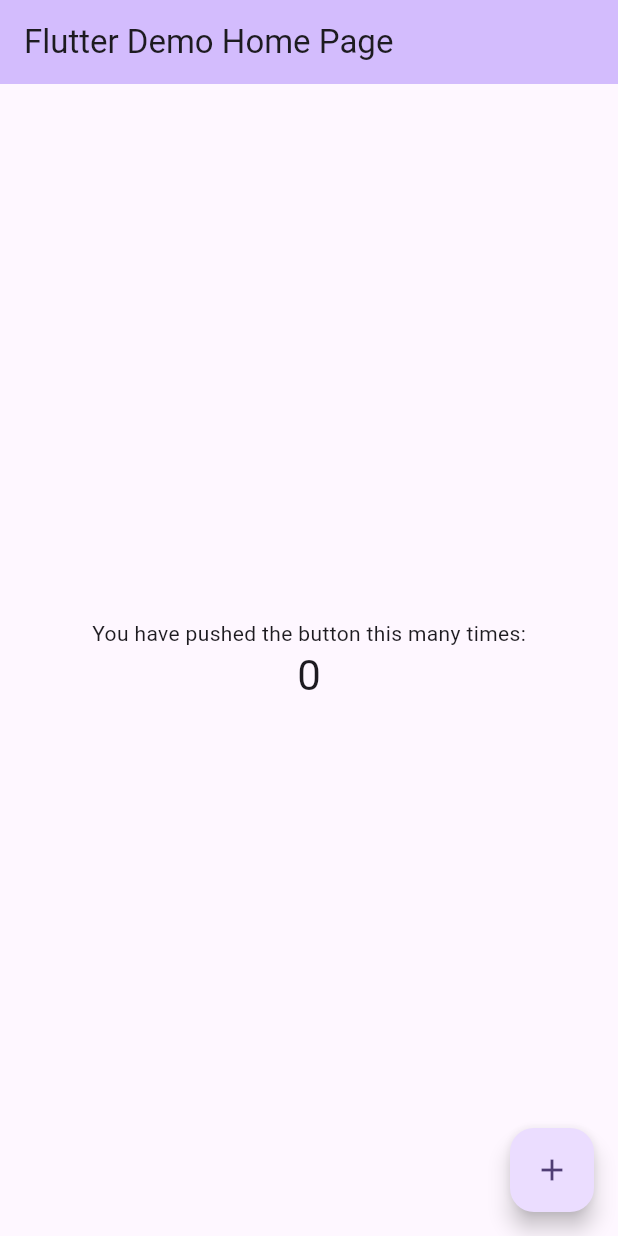
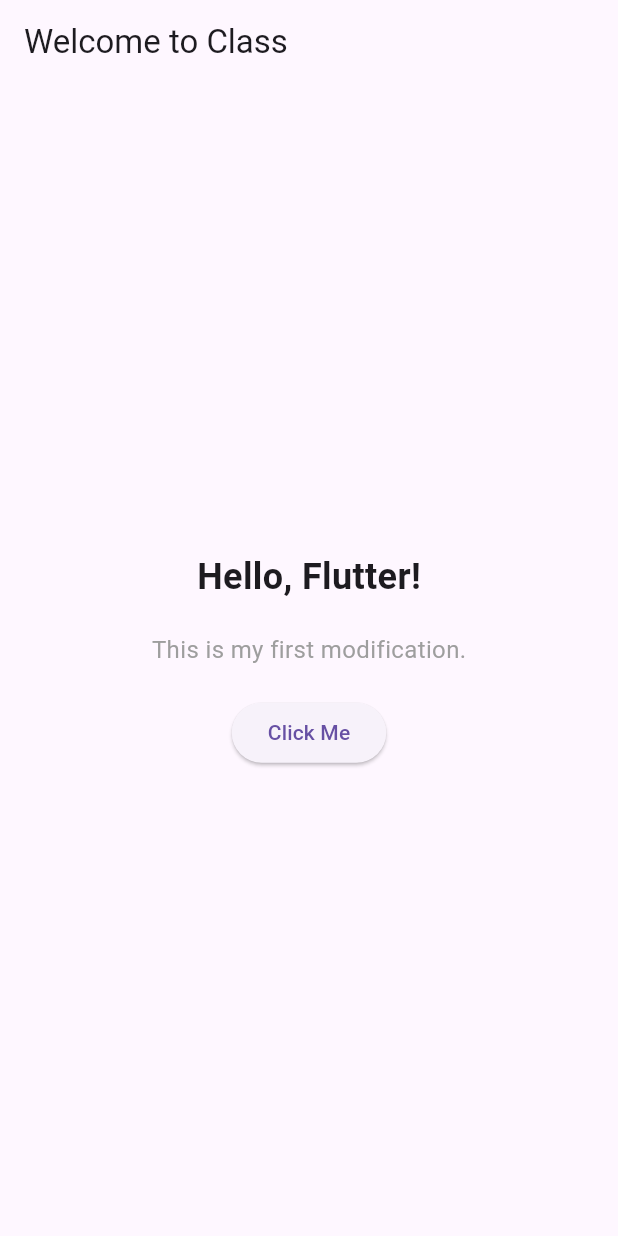
Before and after one commit to OfficialEseosa/team_app_raphael_dignity, a Flutter app: the screen it shows after launch, on a phone screen of 412 x 824 dp. Run offline on Flutter 3.47's test engine with Material 3 defaults, Android fonts, the phone set to English and light mode, and no system bars.

Commit message:
Add starter code with 8 customization tasks

```diff
--- a/lib/main.dart
+++ b/lib/main.dart
@@ -1,122 +1,60 @@
+// main.dart
 import 'package:flutter/material.dart';
 
+// The main entry point of the app
 void main() {
-  runApp(const MyApp());
+  runApp(MyApp());
 }
 
 class MyApp extends StatelessWidget {
-  const MyApp({super.key});
-
-  // This widget is the root of your application.
   @override
   Widget build(BuildContext context) {
     return MaterialApp(
-      title: 'Flutter Demo',
+      // TASK 1: Change the title of the app
+      title: 'My First Flutter App',
       theme: ThemeData(
-        // This is the theme of your application.
-        //
-        // TRY THIS: Try running your application with "flutter run". You'll see
-        // the application has a purple toolbar. Then, without quitting the app,
-        // try changing the seedColor in the colorScheme below to Colors.green
-        // and then invoke "hot reload" (save your changes or press the "hot
-        // reload" button in a Flutter-supported IDE, or press "r" if you used
-        // the command line to start the app).
-        //
-        // Notice that the counter didn't reset back to zero; the application
-        // state is not lost during the reload. To reset the state, use hot
-        // restart instead.
-        //
-        // This works for code too, not just values: Most code changes can be
-        // tested with just a hot reload.
-        colorScheme: .fromSeed(seedColor: Colors.deepPurple),
+        // TASK 2: Change the primary swatch color (try Colors.red, Colors.green)
+        primarySwatch: Colors.blue,
       ),
-      home: const MyHomePage(title: 'Flutter Demo Home Page'),
+      home: HomePage(),
     );
   }
 }
 
-class MyHomePage extends StatefulWidget {
-  const MyHomePage({super.key, required this.title});
-
-  // This widget is the home page of your application. It is stateful, meaning
-  // that it has a State object (defined below) that contains fields that affect
-  // how it looks.
-
-  // This class is the configuration for the state. It holds the values (in this
-  // case the title) provided by the parent (in this case the App widget) and
-  // used by the build method of the State. Fields in a Widget subclass are
-  // always marked "final".
-
-  final String title;
-
-  @override
-  State<MyHomePage> createState() => _MyHomePageState();
-}
-
-class _MyHomePageState extends State<MyHomePage> {
-  int _counter = 0;
-
-  void _incrementCounter() {
-    setState(() {
-      // This call to setState tells the Flutter framework that something has
-      // changed in this State, which causes it to rerun the build method below
-      // so that the display can reflect the updated values. If we changed
-      // _counter without calling setState(), then the build method would not be
-      // called again, and so nothing would appear to happen.
-      _counter++;
-    });
-  }
-
+class HomePage extends StatelessWidget {
   @override
   Widget build(BuildContext context) {
-    // This method is rerun every time setState is called, for instance as done
-    // by the _incrementCounter method above.
-    //
-    // The Flutter framework has been optimized to make rerunning build methods
-    // fast, so that you can just rebuild anything that needs updating rather
-    // than having to individually change instances of widgets.
     return Scaffold(
       appBar: AppBar(
-        // TRY THIS: Try changing the color here to a specific color (to
-        // Colors.amber, perhaps?) and trigger a hot reload to see the AppBar
-        // change color while the other colors stay the same.
-        backgroundColor: Theme.of(context).colorScheme.inversePrimary,
-        // Here we take the value from the MyHomePage object that was created by
-        // the App.build method, and use it to set our appbar title.
-        title: Text(widget.title),
+        // TASK 3: Change the text in the top bar
+        title: Text('Welcome to Class'),
       ),
       body: Center(
-        // Center is a layout widget. It takes a single child and positions it
-        // in the middle of the parent.
         child: Column(
-          // Column is also a layout widget. It takes a list of children and
-          // arranges them vertically. By default, it sizes itself to fit its
-          // children horizontally, and tries to be as tall as its parent.
-          //
-          // Column has various properties to control how it sizes itself and
-          // how it positions its children. Here we use mainAxisAlignment to
-          // center the children vertically; the main axis here is the vertical
-          // axis because Columns are vertical (the cross axis would be
-          // horizontal).
-          //
-          // TRY THIS: Invoke "debug painting" (choose the "Toggle Debug Paint"
-          // action in the IDE, or press "p" in the console), to see the
-          // wireframe for each widget.
-          mainAxisAlignment: .center,
+          mainAxisAlignment: MainAxisAlignment.center,
           children: [
-            const Text('You have pushed the button this many times:'),
+            // TASK 4: Change the main text below
             Text(
-              '$_counter',
-              style: Theme.of(context).textTheme.headlineMedium,
+              'Hello, Flutter!',
+              style: TextStyle(fontSize: 24, fontWeight: FontWeight.bold),
+            ),
+            SizedBox(height: 20), // Adds space between widgets
+            // TASK 5: Change the subtitle text
+            Text(
+              'This is my first modification.',
+              style: TextStyle(fontSize: 16, color: Colors.grey),
+            ),
+            SizedBox(height: 20),
+            ElevatedButton(
+              onPressed: () {
+                print('Button Clicked!');
+              },
+              // TASK 6: Change the text on the button
+              child: Text('Click Me'),
             ),
           ],
         ),
       ),
-      floatingActionButton: FloatingActionButton(
-        onPressed: _incrementCounter,
-        tooltip: 'Increment',
-        child: const Icon(Icons.add),
-      ),
     );
   }
 }
```
